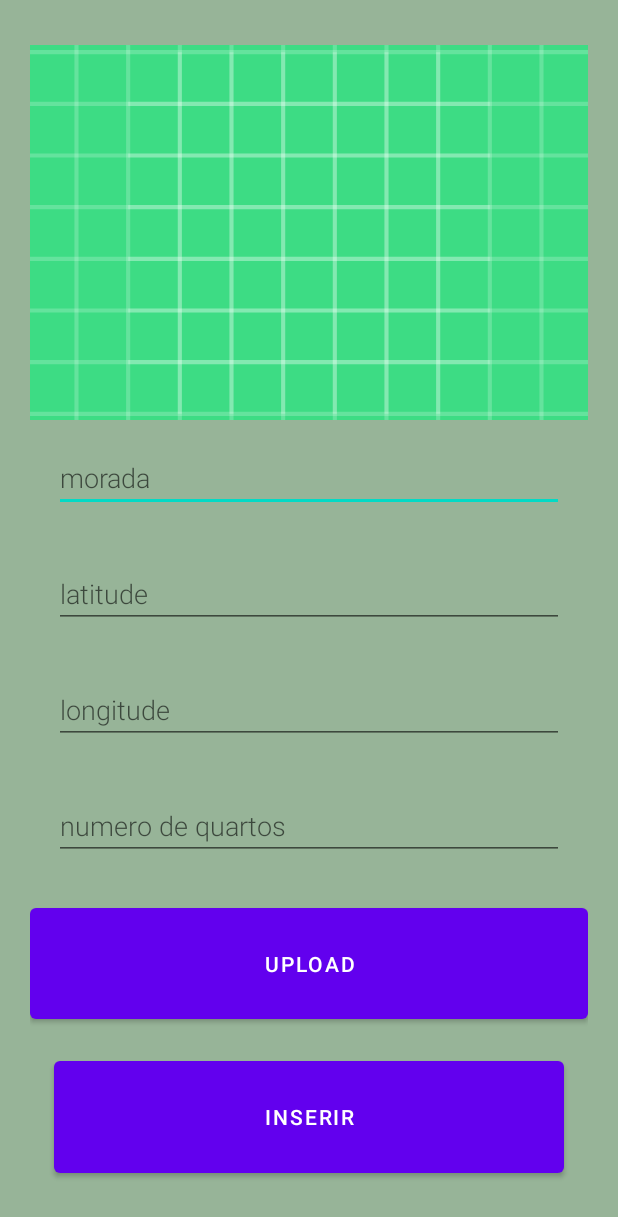
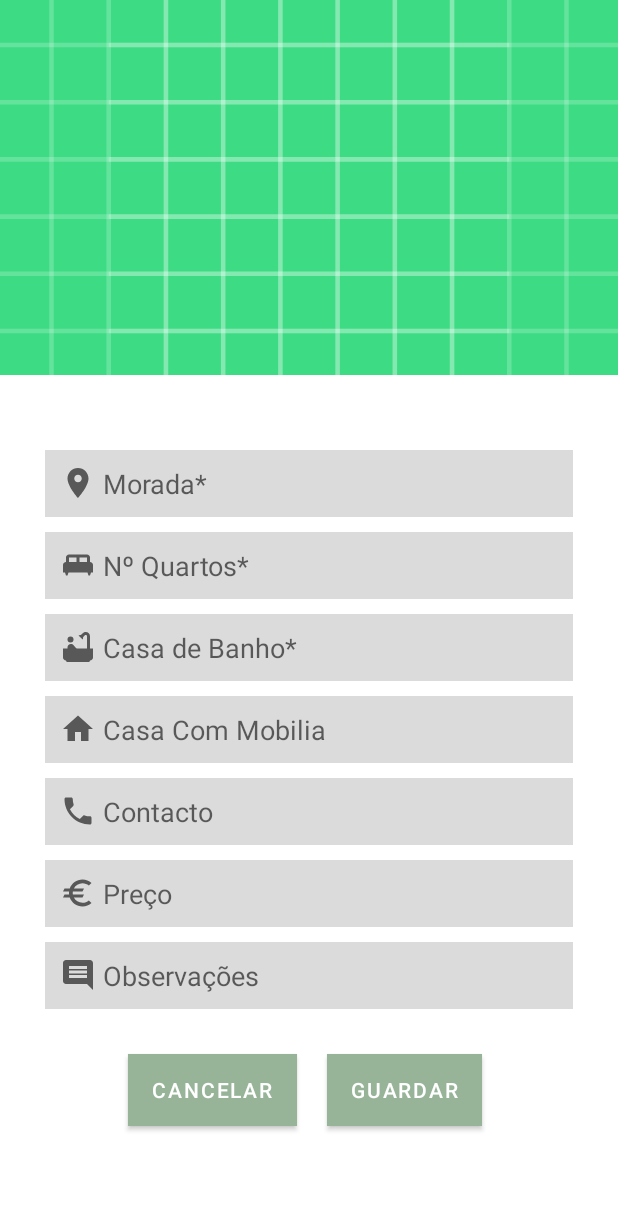
Before and after one commit to tneveda/RoomForStudents, an Android app: the layout activity_inserir_anuncios.xml on its own in the app's theme, with its tools: preview values and no code run, on a phone screen of 412 x 824 dp. Shown: the top 1217 px of the screen. Run offline under Robolectric (Android 15) with nearby library versions, the phone set to English and light mode, and no system bars.

Commit message:
inserir anuncios

```diff
--- a/app/src/main/java/ecgm/com/roomforstudents/InserirAnunciosActivity.kt
+++ b/app/src/main/java/ecgm/com/roomforstudents/InserirAnunciosActivity.kt
@@ -228,4 +228,6 @@ class InserirAnunciosActivity : AppCompatActivity() {
 
     }
 
+    fun cancelar(view: View) {}
+
 }
--- /dev/null
+++ b/app/src/main/res/drawable/ic_baseline_bathtub_24.xml
@@ -0,0 +1,13 @@
+<vector xmlns:android="http://schemas.android.com/apk/res/android"
+    android:width="24dp"
+    android:height="24dp"
+    android:viewportWidth="24"
+    android:viewportHeight="24"
+    android:tint="?attr/colorControlNormal">
+  <path
+      android:fillColor="@android:color/white"
+      android:pathData="M7,7m-2,0a2,2 0,1 1,4 0a2,2 0,1 1,-4 0"/>
+  <path
+      android:fillColor="@android:color/white"
+      android:pathData="M20,13V4.83C20,3.27 18.73,2 17.17,2c-0.75,0 -1.47,0.3 -2,0.83l-1.25,1.25C13.76,4.03 13.59,4 13.41,4c-0.4,0 -0.77,0.12 -1.08,0.32l2.76,2.76c0.2,-0.31 0.32,-0.68 0.32,-1.08c0,-0.18 -0.03,-0.34 -0.07,-0.51l1.25,-1.25C16.74,4.09 16.95,4 17.17,4C17.63,4 18,4.37 18,4.83V13h-6.85c-0.3,-0.21 -0.57,-0.45 -0.82,-0.72l-1.4,-1.55c-0.19,-0.21 -0.43,-0.38 -0.69,-0.5C7.93,10.08 7.59,10 7.24,10C6,10.01 5,11.01 5,12.25V13H2v6c0,1.1 0.9,2 2,2c0,0.55 0.45,1 1,1h14c0.55,0 1,-0.45 1,-1c1.1,0 2,-0.9 2,-2v-6H20z"/>
+</vector>
--- /dev/null
+++ b/app/src/main/res/drawable/ic_baseline_comment_24.xml
@@ -0,0 +1,11 @@
+<vector xmlns:android="http://schemas.android.com/apk/res/android"
+    android:width="24dp"
+    android:height="24dp"
+    android:viewportWidth="24"
+    android:viewportHeight="24"
+    android:tint="?attr/colorControlNormal"
+    android:autoMirrored="true">
+  <path
+      android:fillColor="@android:color/white"
+      android:pathData="M21.99,4c0,-1.1 -0.89,-2 -1.99,-2L4,2c-1.1,0 -2,0.9 -2,2v12c0,1.1 0.9,2 2,2h14l4,4 -0.01,-18zM18,14L6,14v-2h12v2zM18,11L6,11L6,9h12v2zM18,8L6,8L6,6h12v2z"/>
+</vector>
--- /dev/null
+++ b/app/src/main/res/drawable/ic_baseline_euro_24.xml
@@ -0,0 +1,10 @@
+<vector xmlns:android="http://schemas.android.com/apk/res/android"
+    android:width="24dp"
+    android:height="24dp"
+    android:viewportWidth="24"
+    android:viewportHeight="24"
+    android:tint="?attr/colorControlNormal">
+  <path
+      android:fillColor="@android:color/white"
+      android:pathData="M15,18.5c-2.51,0 -4.68,-1.42 -5.76,-3.5H15l1,-2H8.58c-0.05,-0.33 -0.08,-0.66 -0.08,-1s0.03,-0.67 0.08,-1H15l1,-2H9.24C10.32,6.92 12.5,5.5 15,5.5c1.61,0 3.09,0.59 4.23,1.57L21,5.3C19.41,3.87 17.3,3 15,3c-3.92,0 -7.24,2.51 -8.48,6H3l-1,2h4.06C6.02,11.33 6,11.66 6,12s0.02,0.67 0.06,1H3l-1,2h4.52c1.24,3.49 4.56,6 8.48,6c2.31,0 4.41,-0.87 6,-2.3l-1.78,-1.77C18.09,17.91 16.62,18.5 15,18.5z"/>
+</vector>
--- /dev/null
+++ b/app/src/main/res/drawable/ic_baseline_home_24.xml
@@ -0,0 +1,10 @@
+<vector xmlns:android="http://schemas.android.com/apk/res/android"
+    android:width="24dp"
+    android:height="24dp"
+    android:viewportWidth="24"
+    android:viewportHeight="24"
+    android:tint="?attr/colorControlNormal">
+  <path
+      android:fillColor="@android:color/white"
+      android:pathData="M10,20v-6h4v6h5v-8h3L12,3 2,12h3v8z"/>
+</vector>
--- /dev/null
+++ b/app/src/main/res/drawable/ic_baseline_king_bed_24.xml
@@ -0,0 +1,10 @@
+<vector xmlns:android="http://schemas.android.com/apk/res/android"
+    android:width="24dp"
+    android:height="24dp"
+    android:viewportWidth="24"
+    android:viewportHeight="24"
+    android:tint="?attr/colorControlNormal">
+  <path
+      android:fillColor="@android:color/white"
+      android:pathData="M20,10V7c0,-1.1 -0.9,-2 -2,-2H6C4.9,5 4,5.9 4,7v3c-1.1,0 -2,0.9 -2,2v5h1.33L4,19h1l0.67,-2h12.67L19,19h1l0.67,-2H22v-5C22,10.9 21.1,10 20,10zM11,10H6V7h5V10zM18,10h-5V7h5V10z"/>
+</vector>
--- /dev/null
+++ b/app/src/main/res/drawable/ic_baseline_location_on_24.xml
@@ -0,0 +1,10 @@
+<vector xmlns:android="http://schemas.android.com/apk/res/android"
+    android:width="24dp"
+    android:height="24dp"
+    android:viewportWidth="24"
+    android:viewportHeight="24"
+    android:tint="?attr/colorControlNormal">
+  <path
+      android:fillColor="@android:color/white"
+      android:pathData="M12,2C8.13,2 5,5.13 5,9c0,5.25 7,13 7,13s7,-7.75 7,-13c0,-3.87 -3.13,-7 -7,-7zM12,11.5c-1.38,0 -2.5,-1.12 -2.5,-2.5s1.12,-2.5 2.5,-2.5 2.5,1.12 2.5,2.5 -1.12,2.5 -2.5,2.5z"/>
+</vector>
--- /dev/null
+++ b/app/src/main/res/drawable/ic_baseline_phone_24.xml
@@ -0,0 +1,10 @@
+<vector xmlns:android="http://schemas.android.com/apk/res/android"
+    android:width="24dp"
+    android:height="24dp"
+    android:viewportWidth="24"
+    android:viewportHeight="24"
+    android:tint="?attr/colorControlNormal">
+  <path
+      android:fillColor="@android:color/white"
+      android:pathData="M6.62,10.79c1.44,2.83 3.76,5.14 6.59,6.59l2.2,-2.2c0.27,-0.27 0.67,-0.36 1.02,-0.24 1.12,0.37 2.33,0.57 3.57,0.57 0.55,0 1,0.45 1,1V20c0,0.55 -0.45,1 -1,1 -9.39,0 -17,-7.61 -17,-17 0,-0.55 0.45,-1 1,-1h3.5c0.55,0 1,0.45 1,1 0,1.25 0.2,2.45 0.57,3.57 0.11,0.35 0.03,0.74 -0.25,1.02l-2.2,2.2z"/>
+</vector>
--- a/app/src/main/res/layout/activity_inserir_anuncios.xml
+++ b/app/src/main/res/layout/activity_inserir_anuncios.xml
@@ -13,24 +13,16 @@
         android:layout_height="match_parent"
         android:fillViewport="true">
 
-        <TableLayout
-            android:layout_width="match_parent"
-            android:layout_height="match_parent"
-            android:stretchColumns="1">
-
         <LinearLayout
             android:layout_width="match_parent"
             android:layout_height="match_parent"
-                android:background="@color/verdeEscuro"
-                android:orientation="vertical"
-                android:padding="20dp">
+            android:orientation="vertical">
 
 
             <ImageView
                 android:id="@+id/preview"
                 android:layout_width="match_parent"
                 android:layout_height="250dp"
-                    android:layout_marginTop="10dp"
                 android:scaleType="centerCrop"
                 android:src="@drawable/ic_launcher_background" />
 
@@ -39,68 +31,130 @@
                 android:id="@+id/morada"
                 android:layout_width="match_parent"
                 android:layout_height="wrap_content"
-                    android:layout_margin="16dp"
-                    android:fontFamily="sans-serif-light"
-                    android:hint="morada"
+                android:layout_marginStart="30dp"
+                android:layout_marginTop="50dp"
+                android:layout_marginEnd="30dp"
+                android:background="@color/cinza"
+                android:drawableStart="@drawable/ic_baseline_location_on_24"
+                android:hint=" Morada*"
                 android:inputType="textAutoComplete"
                 android:minHeight="16dp"
-                    android:textSize="18sp" />
+                android:padding="10dp" />
+
             <EditText
-                    android:id="@+id/latitude"
+                android:id="@+id/quartos"
                 android:layout_width="match_parent"
                 android:layout_height="wrap_content"
-                    android:layout_margin="16dp"
-                    android:fontFamily="sans-serif-light"
-                    android:hint="latitude"
+                android:layout_marginStart="30dp"
+                android:layout_marginTop="10dp"
+                android:layout_marginEnd="30dp"
+                android:background="@color/cinza"
+                android:drawableStart="@drawable/ic_baseline_king_bed_24"
+                android:hint=" Nº Quartos*"
                 android:inputType="textAutoComplete"
                 android:minHeight="16dp"
-                    android:textSize="18sp" />
+                android:padding="10dp" />
+
 
             <EditText
-                    android:id="@+id/longitude"
+                android:id="@+id/casaBanho"
                 android:layout_width="match_parent"
                 android:layout_height="wrap_content"
-                    android:layout_margin="16dp"
-                    android:fontFamily="sans-serif-light"
-                    android:hint="longitude"
+                android:layout_marginStart="30dp"
+                android:layout_marginTop="10dp"
+                android:layout_marginEnd="30dp"
+                android:background="@color/cinza"
+                android:drawableStart="@drawable/ic_baseline_bathtub_24"
+                android:hint=" Casa de Banho*"
                 android:inputType="textAutoComplete"
                 android:minHeight="16dp"
-                    android:textSize="18sp" />
+                android:padding="10dp" />
 
             <EditText
-                    android:id="@+id/nquartos"
+                android:id="@+id/mobilada"
                 android:layout_width="match_parent"
                 android:layout_height="wrap_content"
-                    android:layout_margin="16dp"
-                    android:fontFamily="sans-serif-light"
-                    android:hint="numero de quartos"
+                android:layout_marginStart="30dp"
+                android:layout_marginTop="10dp"
+                android:layout_marginEnd="30dp"
+                android:background="@color/cinza"
+                android:drawableStart="@drawable/ic_baseline_home_24"
+                android:hint=" Casa Com Mobilia"
                 android:inputType="textAutoComplete"
                 android:minHeight="16dp"
-                    android:textSize="18sp" />
+                android:padding="10dp" />
+
+            <EditText
+                android:id="@+id/contacto"
+                android:layout_width="match_parent"
+                android:layout_height="wrap_content"
+                android:layout_marginStart="30dp"
+                android:layout_marginTop="10dp"
+                android:layout_marginEnd="30dp"
+                android:background="@color/cinza"
+                android:drawableStart="@drawable/ic_baseline_phone_24"
+                android:hint=" Contacto"
+                android:inputType="textAutoComplete"
+                android:minHeight="16dp"
+                android:padding="10dp" />
+
+            <EditText
+                android:id="@+id/preco"
+                android:layout_width="match_parent"
+                android:layout_height="wrap_content"
+                android:layout_marginStart="30dp"
+                android:layout_marginTop="10dp"
+                android:layout_marginEnd="30dp"
+                android:background="@color/cinza"
+                android:drawableStart="@drawable/ic_baseline_euro_24"
+                android:hint=" Preço"
+                android:inputType="textAutoComplete"
+                android:minHeight="16dp"
+                android:padding="10dp" />
+
+            <EditText
+                android:id="@+id/observacao"
+                android:layout_width="match_parent"
+                android:layout_height="wrap_content"
+                android:layout_marginStart="30dp"
+                android:layout_marginTop="10dp"
+                android:layout_marginEnd="30dp"
+                android:background="@color/cinza"
+                android:drawableStart="@drawable/ic_baseline_comment_24"
+                android:hint=" Observações"
+                android:inputType="textAutoComplete"
+                android:minHeight="16dp"
+                android:padding="10dp" />
+
+            <LinearLayout
+                android:layout_width="wrap_content"
+                android:layout_height="wrap_content"
+                android:layout_centerInParent="true"
+                android:layout_marginLeft="75dp"
+                android:layout_marginTop="20dp"
+                android:layout_marginRight="60dp">
 
                 <Button
-                    android:id="@+id/upload"
-                    android:layout_width="match_parent"
+                    android:id="@+id/cancelar"
+                    android:layout_width="wrap_content"
                     android:layout_height="wrap_content"
-                    android:layout_weight="1"
-                    android:layout_marginTop="10dp"
-                    android:text="upload" />
-
+                    android:layout_margin="10dp"
+                    android:background="@color/verdeEscuro"
+                    android:onClick="cancelar"
+                    android:text="Cancelar" />
 
                 <Button
-                    android:id="@+id/inserir"
-                    android:layout_width="match_parent"
+                    android:id="@+id/guardar"
+                    android:layout_width="wrap_content"
                     android:layout_height="wrap_content"
-                    android:layout_margin="16dp"
-                    android:layout_weight="1"
-                    android:text="inserir"
+                    android:layout_margin="10dp"
+                    android:background="@color/verdeEscuro"
                     android:onClick="inserir"
-                    />
-
-
+                    android:text="Guardar" />
 
             </LinearLayout>
 
-        </TableLayout>
+        </LinearLayout>
+
     </ScrollView>
 </RelativeLayout>
--- a/app/src/main/res/values/themes.xml
+++ b/app/src/main/res/values/themes.xml
@@ -2,7 +2,7 @@
     <!-- Base application theme. -->
     <style name="Theme.RoomForStudents" parent="Theme.MaterialComponents.DayNight.DarkActionBar">
         <!-- Primary brand color. -->
-        <item name="colorPrimary">@color/purple_500</item>
+        <item name="colorPrimary">@color/verdeEscuro</item>
         <item name="colorPrimaryVariant">@color/purple_700</item>
         <item name="colorOnPrimary">@color/white</item>
         <!-- Secondary brand color. -->
```
Lines whose indentation alone changed are shown as unchanged.
